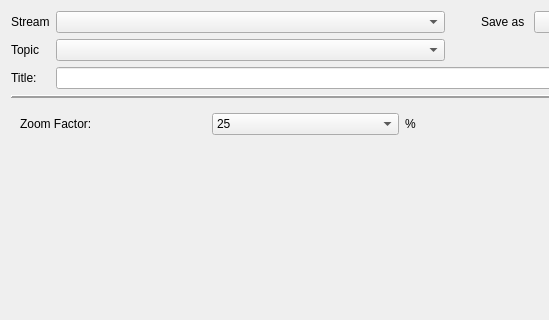
European-XFEL/Karabo, file src/pythonGui/karabogui/dialogs/ui/logbook.ui: the form before one commit; both pictures show x 0 to 549 and y 0 to 320 of the 657 by 711 pixel window.
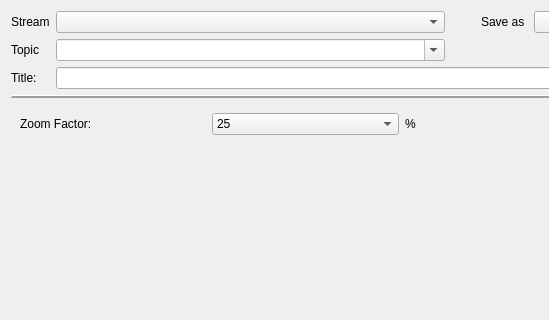
The form after the commit.

Commit message: feat(GUI): Editable topics for logbook dialog

The edit to the form file:
```diff
--- a/src/pythonGui/karabogui/dialogs/ui/logbook.ui
+++ b/src/pythonGui/karabogui/dialogs/ui/logbook.ui
@@ -109,6 +109,9 @@
          <verstretch>0</verstretch>
         </sizepolicy>
        </property>
+       <property name="editable">
+        <bool>true</bool>
+       </property>
        <property name="sizeAdjustPolicy">
         <enum>QComboBox::AdjustToContents</enum>
        </property>
```
The commit also changes 1 other file.
